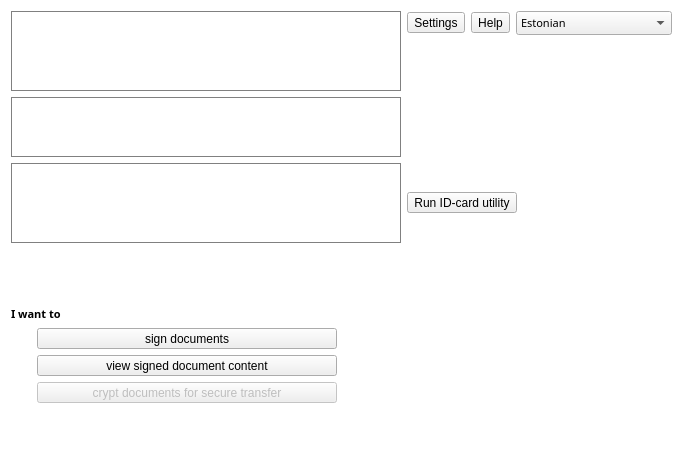
First picture: the form in qdigidocclient/trunk/src/ui/MainWindow.ui, repository tixsys/esteid, before the edit.
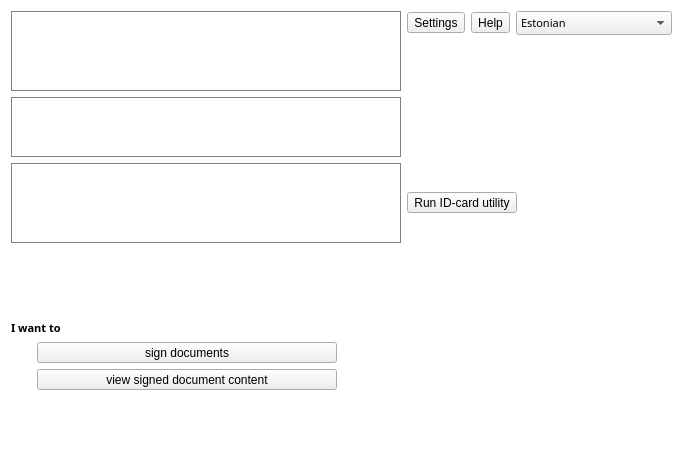
Second picture: the form after the edit. Icons and pictures are not drawn.

Commit message: Qt 4.4 support and remove all references to crypt documents functionality

Diff of the .ui file:
```diff
--- a/qdigidocclient/trunk/src/ui/MainWindow.ui
+++ b/qdigidocclient/trunk/src/ui/MainWindow.ui
@@ -362,38 +362,9 @@
          </attribute>
         </widget>
        </item>
-       <item row="5" column="1">
-        <widget class="QToolButton" name="homeCryptDoc">
-         <property name="enabled">
-          <bool>false</bool>
-         </property>
-         <property name="minimumSize">
-          <size>
-           <width>300</width>
-           <height>0</height>
-          </size>
-         </property>
-         <property name="text">
-          <string>crypt documents for secure transfer</string>
-         </property>
-         <property name="icon">
-          <iconset resource="../rc/qdigidocclient.qrc">
-           <normaloff>:/images/images/id_card_ok.png</normaloff>:/images/images/id_card_ok.png</iconset>
-         </property>
-         <property name="iconSize">
-          <size>
-           <width>24</width>
-           <height>24</height>
-          </size>
-         </property>
-         <property name="toolButtonStyle">
-          <enum>Qt::ToolButtonTextBesideIcon</enum>
-         </property>
-        </widget>
-       </item>
-       <item row="6" column="2">
-        <spacer name="verticalSpacer_3">
-         <property name="orientation">
+       <item row="5" column="2" >
+        <spacer name="verticalSpacer_3" >
+         <property name="orientation" >
           <enum>Qt::Vertical</enum>
          </property>
          <property name="sizeHint" stdset="0">
```
Left out of the diff: 648 changed lines with no effect on the pictures. The commit also changes 4 other files.
